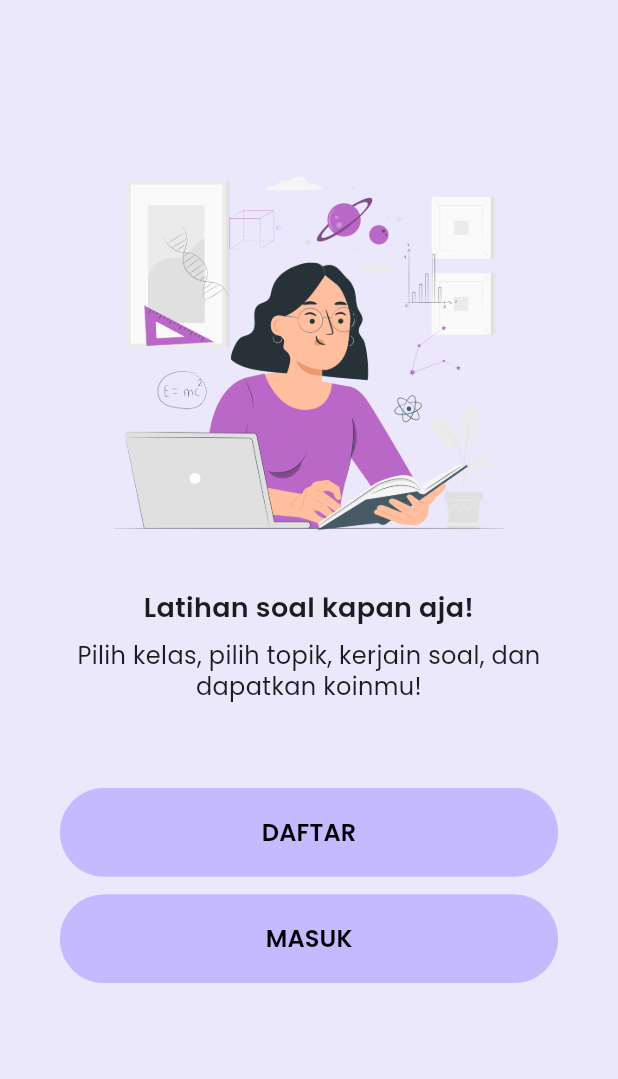
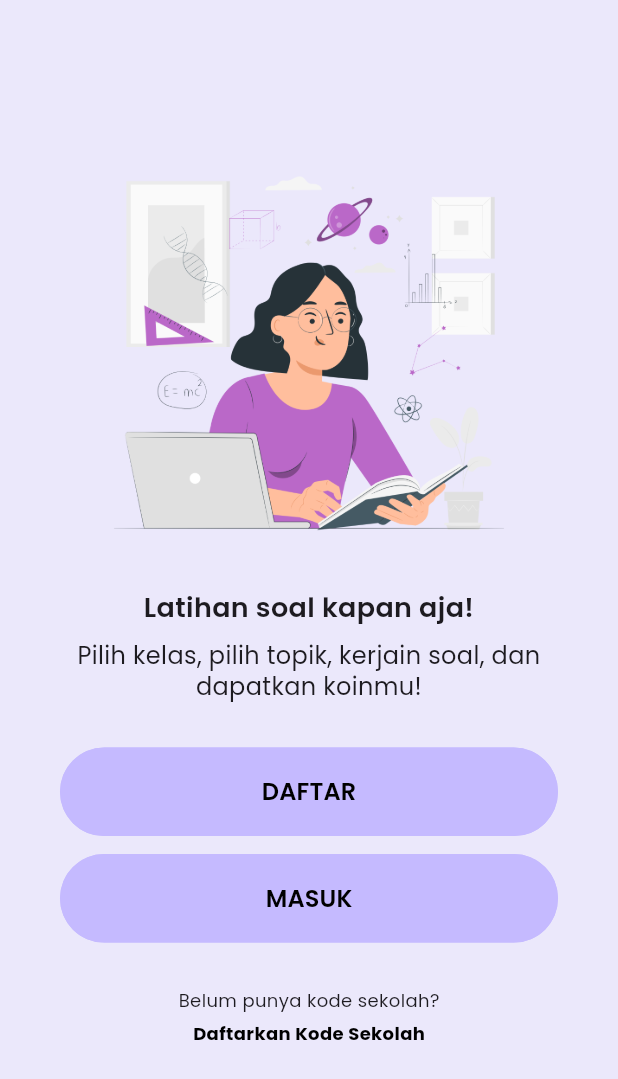
Before and after one commit to hestisnm/KPMOBILE, a Flutter app: the Pilihan screen opened directly, on a phone screen of 412 x 824 dp. Shown: the top 1079 px of the screen. Run offline on Flutter 3.47's test engine with Material 3 defaults, Android fonts, the phone set to English and light mode, and no system bars; our stand-ins replace gap, google_fonts.

Commit message:
kode sekolah

```diff
--- a/lib/presentation/pages/pilihan.dart
+++ b/lib/presentation/pages/pilihan.dart
@@ -3,6 +3,7 @@
 import 'package:gap/gap.dart';
 import 'package:kelas_pintar/presentation/pages/start.dart';
 import 'package:kelas_pintar/presentation/pages/startMasuk.dart';
+import 'package:kelas_pintar/presentation/pages/buat_kode_sekolah.dart'; // Tambahan: Import halaman BuatKodeSekolah
 import 'package:kelas_pintar/presentation/widgets/button_widget.dart';
 
 class Pilihan extends StatefulWidget {
@@ -22,11 +23,7 @@
       body: Column(
         children: [
           Padding(
-            padding: const EdgeInsets.only(
-              left: 20,
-              right: 20,
-              top: 90,
-            ),
+            padding: const EdgeInsets.only(left: 20, right: 20, top: 90),
             child: Center(
               child: Image.asset(
                 'assets/images/onboarding2.png',
@@ -55,7 +52,7 @@
               height: 1.3,
             ),
           ),
-          const Gap(57),
+          const Gap(30),
           Padding(
             padding: const EdgeInsets.symmetric(horizontal: 40),
             child: Column(
@@ -83,6 +80,30 @@
                     );
                   },
                 ),
+                const SizedBox(height: 30),
+                Text(
+                  'Belum punya kode sekolah?',
+                  style: GoogleFonts.poppins(fontSize: 12),
+                ),
+                const SizedBox(height: 5),
+                GestureDetector(
+                  onTap: () {
+                    Navigator.push(
+                      context,
+                      MaterialPageRoute(
+                        builder: (context) => const BuatKodeSekolahPage(),
+                      ),
+                    );
+                  },
+                  child: Text(
+                    'Daftarkan Kode Sekolah',
+                    style: GoogleFonts.poppins(
+                      fontSize: 12,
+                      fontWeight: FontWeight.bold,
+                      color: Colors.black,
+                    ),
+                  ),
+                ),
               ],
             ),
           ),
```
Also changed, not shown: lib/presentation/pages/buat_kode_sekolah.dart (added, +108 -0 lines), lib/presentation/pages/kelas/kelas7_page.dart (+45 -1 lines), 4 other files.
